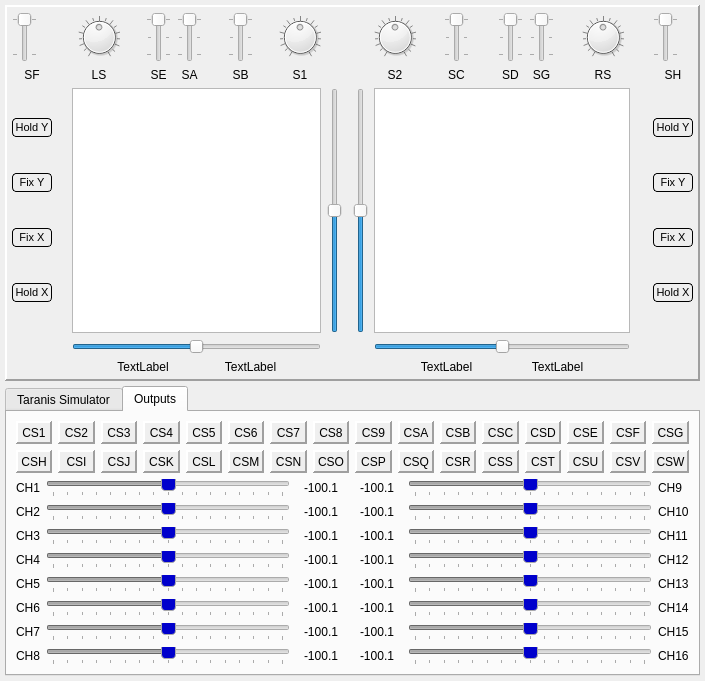
Above: companion/src/xsimulatordialog.ui from opentx/opentx before the change. Below: the same form after it.
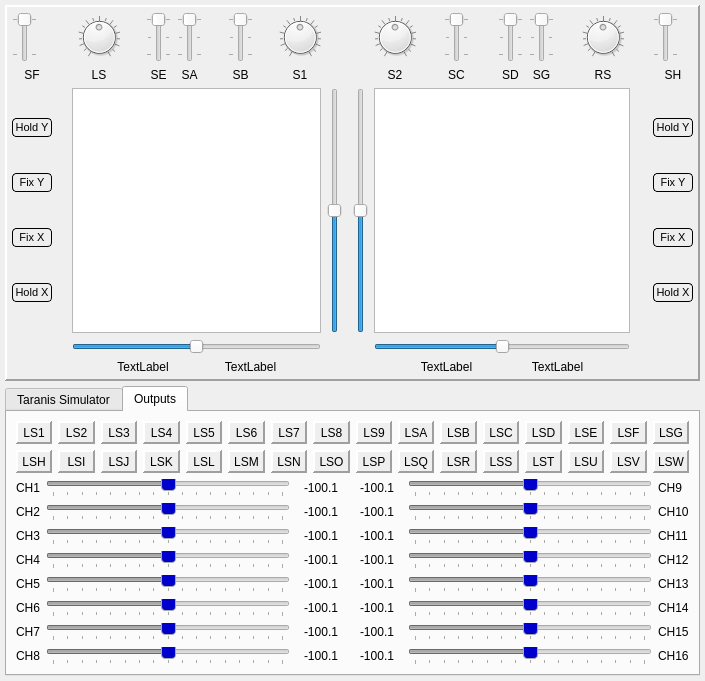
That is the form after the change. The open tabs and pages were chosen to show the change. Icons and pictures are not drawn. Custom widgets are drawn as their Qt base class.

The edit to the form file:
```diff
--- a/companion/src/xsimulatordialog.ui
+++ b/companion/src/xsimulatordialog.ui
@@ -2893,7 +2893,7 @@
               <item>
                <widget class="QLabel" name="labelCSW_20">
                 <property name="text">
-                 <string>CSK</string>
+                 <string>LSK</string>
                 </property>
                 <property name="alignment">
                  <set>Qt::AlignCenter</set>
@@ -2924,7 +2924,7 @@
               <item>
                <widget class="QLabel" name="labelCSW_12">
                 <property name="text">
-                 <string>CSC</string>
+                 <string>LSC</string>
                 </property>
                 <property name="alignment">
                  <set>Qt::AlignCenter</set>
@@ -2955,7 +2955,7 @@
               <item>
                <widget class="QLabel" name="labelCSW_13">
                 <property name="text">
-                 <string>CSD</string>
+                 <string>LSD</string>
                 </property>
                 <property name="alignment">
                  <set>Qt::AlignCenter</set>
@@ -2986,7 +2986,7 @@
               <item>
                <widget class="QLabel" name="labelCSW_7">
                 <property name="text">
-                 <string>CS7</string>
+                 <string>LS7</string>
                 </property>
                 <property name="alignment">
                  <set>Qt::AlignCenter</set>
@@ -3017,7 +3017,7 @@
               <item>
                <widget class="QLabel" name="labelCSW_21">
                 <property name="text">
-                 <string>CSL</string>
+                 <string>LSL</string>
                 </property>
                 <property name="alignment">
                  <set>Qt::AlignCenter</set>
@@ -3048,7 +3048,7 @@
               <item>
                <widget class="QLabel" name="labelCSW_11">
                 <property name="text">
-                 <string>CSB</string>
+                 <string>LSB</string>
                 </property>
                 <property name="alignment">
                  <set>Qt::AlignCenter</set>
@@ -3079,7 +3079,7 @@
               <item>
                <widget class="QLabel" name="labelCSW_1">
                 <property name="text">
-                 <string>CS1</string>
+                 <string>LS1</string>
                 </property>
                 <property name="alignment">
                  <set>Qt::AlignCenter</set>
@@ -3110,7 +3110,7 @@
               <item>
                <widget class="QLabel" name="labelCSW_17">
                 <property name="text">
-                 <string>CSH</string>
+                 <string>LSH</string>
                 </property>
                 <property name="alignment">
                  <set>Qt::AlignCenter</set>
@@ -3141,7 +3141,7 @@
               <item>
                <widget class="QLabel" name="labelCSW_16">
                 <property name="text">
-                 <string>CSG</string>
+                 <string>LSG</string>
                 </property>
                 <property name="alignment">
                  <set>Qt::AlignCenter</set>
@@ -3172,7 +3172,7 @@
               <item>
                <widget class="QLabel" name="labelCSW_14">
                 <property name="text">
-                 <string>CSE</string>
+                 <string>LSE</string>
                 </property>
                 <property name="alignment">
                  <set>Qt::AlignCenter</set>
@@ -3203,7 +3203,7 @@
               <item>
                <widget class="QLabel" name="labelCSW_15">
                 <property name="text">
-                 <string>CSF</string>
+                 <string>LSF</string>
                 </property>
                 <property name="alignment">
                  <set>Qt::AlignCenter</set>
@@ -3234,7 +3234,7 @@
               <item>
                <widget class="QLabel" name="labelCSW_8">
                 <property name="text">
-                 <string>CS8</string>
+                 <string>LS8</string>
                 </property>
                 <property name="alignment">
                  <set>Qt::AlignCenter</set>
@@ -3265,7 +3265,7 @@
               <item>
                <widget class="QLabel" name="labelCSW_9">
                 <property name="text">
-                 <string>CS9</string>
+                 <string>LS9</string>
                 </property>
                 <property name="alignment">
                  <set>Qt::AlignCenter</set>
@@ -3296,7 +3296,7 @@
               <item>
                <widget class="QLabel" name="labelCSW_10">
                 <property name="text">
-                 <string>CSA</string>
+                 <string>LSA</string>
                 </property>
                 <property name="alignment">
                  <set>Qt::AlignCenter</set>
@@ -3327,7 +3327,7 @@
               <item>
                <widget class="QLabel" name="labelCSW_22">
                 <property name="text">
-                 <string>CSM</string>
+                 <string>LSM</string>
                 </property>
                 <property name="alignment">
                  <set>Qt::AlignCenter</set>
@@ -3358,7 +3358,7 @@
               <item>
                <widget class="QLabel" name="labelCSW_19">
                 <property name="text">
-                 <string>CSJ</string>
+                 <string>LSJ</string>
                 </property>
                 <property name="alignment">
                  <set>Qt::AlignCenter</set>
@@ -3389,7 +3389,7 @@
               <item>
                <widget class="QLabel" name="labelCSW_18">
                 <property name="text">
-                 <string>CSI</string>
+                 <string>LSI</string>
                 </property>
                 <property name="alignment">
                  <set>Qt::AlignCenter</set>
@@ -3420,7 +3420,7 @@
               <item>
                <widget class="QLabel" name="labelCSW_4">
                 <property name="text">
-                 <string>CS4</string>
+                 <string>LS4</string>
                 </property>
                 <property name="alignment">
                  <set>Qt::AlignCenter</set>
@@ -3451,7 +3451,7 @@
               <item>
                <widget class="QLabel" name="labelCSW_5">
                 <property name="text">
-                 <string>CS5</string>
+                 <string>LS5</string>
                 </property>
                 <property name="alignment">
                  <set>Qt::AlignCenter</set>
@@ -3482,7 +3482,7 @@
               <item>
                <widget class="QLabel" name="labelCSW_2">
                 <property name="text">
-                 <string>CS2</string>
+                 <string>LS2</string>
                 </property>
                 <property name="alignment">
                  <set>Qt::AlignCenter</set>
@@ -3513,7 +3513,7 @@
               <item>
                <widget class="QLabel" name="labelCSW_3">
                 <property name="text">
-                 <string>CS3</string>
+                 <string>LS3</string>
                 </property>
                 <property name="alignment">
                  <set>Qt::AlignCenter</set>
@@ -3544,7 +3544,7 @@
               <item>
                <widget class="QLabel" name="labelCSW_6">
                 <property name="text">
-                 <string>CS6</string>
+                 <string>LS6</string>
                 </property>
                 <property name="alignment">
                  <set>Qt::AlignCenter</set>
@@ -3575,7 +3575,7 @@
               <item>
                <widget class="QLabel" name="labelCSW_23">
                 <property name="text">
-                 <string>CSN</string>
+                 <string>LSN</string>
                 </property>
                 <property name="alignment">
                  <set>Qt::AlignCenter</set>
@@ -3606,7 +3606,7 @@
               <item>
                <widget class="QLabel" name="labelCSW_24">
                 <property name="text">
-                 <string>CSO</string>
+                 <string>LSO</string>
                 </property>
                 <property name="alignment">
                  <set>Qt::AlignCenter</set>
@@ -3637,7 +3637,7 @@
               <item>
                <widget class="QLabel" name="labelCSW_25">
                 <property name="text">
-                 <string>CSP</string>
+                 <string>LSP</string>
                 </property>
                 <property name="alignment">
                  <set>Qt::AlignCenter</set>
@@ -3668,7 +3668,7 @@
               <item>
                <widget class="QLabel" name="labelCSW_26">
                 <property name="text">
-                 <string>CSQ</string>
+                 <string>LSQ</string>
                 </property>
                 <property name="alignment">
                  <set>Qt::AlignCenter</set>
@@ -3699,7 +3699,7 @@
               <item>
                <widget class="QLabel" name="labelCSW_27">
                 <property name="text">
-                 <string>CSR</string>
+                 <string>LSR</string>
                 </property>
                 <property name="alignment">
                  <set>Qt::AlignCenter</set>
@@ -3730,7 +3730,7 @@
               <item>
                <widget class="QLabel" name="labelCSW_28">
                 <property name="text">
-                 <string>CSS</string>
+                 <string>LSS</string>
                 </property>
                 <property name="alignment">
                  <set>Qt::AlignCenter</set>
@@ -3761,7 +3761,7 @@
               <item>
                <widget class="QLabel" name="labelCSW_29">
                 <property name="text">
-                 <string>CST</string>
+                 <string>LST</string>
                 </property>
                 <property name="alignment">
                  <set>Qt::AlignCenter</set>
@@ -3792,7 +3792,7 @@
               <item>
                <widget class="QLabel" name="labelCSW_30">
                 <property name="text">
-                 <string>CSU</string>
+                 <string>LSU</string>
                 </property>
                 <property name="alignment">
                  <set>Qt::AlignCenter</set>
@@ -3823,7 +3823,7 @@
               <item>
                <widget class="QLabel" name="labelCSW_31">
                 <property name="text">
-                 <string>CSV</string>
+                 <string>LSV</string>
                 </property>
                 <property name="alignment">
                  <set>Qt::AlignCenter</set>
@@ -3854,7 +3854,7 @@
               <item>
                <widget class="QLabel" name="labelCSW_32">
                 <property name="text">
-                 <string>CSW</string>
+                 <string>LSW</string>
                 </property>
                 <property name="alignment">
                  <set>Qt::AlignCenter</set>
```
Left out of the diff: 1 changed line with no effect on the pictures.
